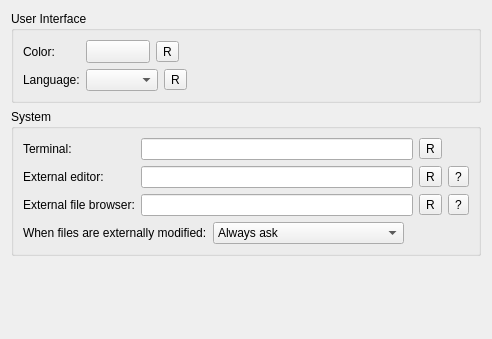
This is src/plugins/coreplugin/generalsettings.ui in qt-creator/qt-creator as Qt 5 draws it before an edit. The edited form follows.
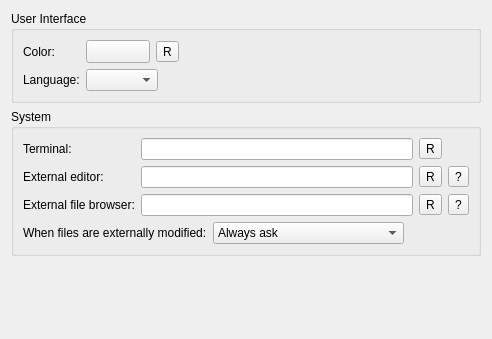
This is the edited form. Icons and pictures are not drawn. Custom widgets are drawn as their Qt base class.

The edit to the form file:
```diff
--- a/src/plugins/coreplugin/generalsettings.ui
+++ b/src/plugins/coreplugin/generalsettings.ui
@@ -89,20 +89,6 @@
         <item>
          <widget class="QComboBox" name="languageBox"/>
         </item>
-        <item>
-         <widget class="QToolButton" name="resetLanguageButton">
-          <property name="toolTip">
-           <string>Reset to default</string>
-          </property>
-          <property name="text">
-           <string>R</string>
-          </property>
-          <property name="icon">
-           <iconset resource="core.qrc">
-            <normaloff>:/core/images/reset.png</normaloff>:/core/images/reset.png</iconset>
-          </property>
-         </widget>
-        </item>
         <item>
          <spacer name="horizontalSpacer_2">
           <property name="orientation">
```
Left out of the diff: 1 changed line with no effect on the pictures.
